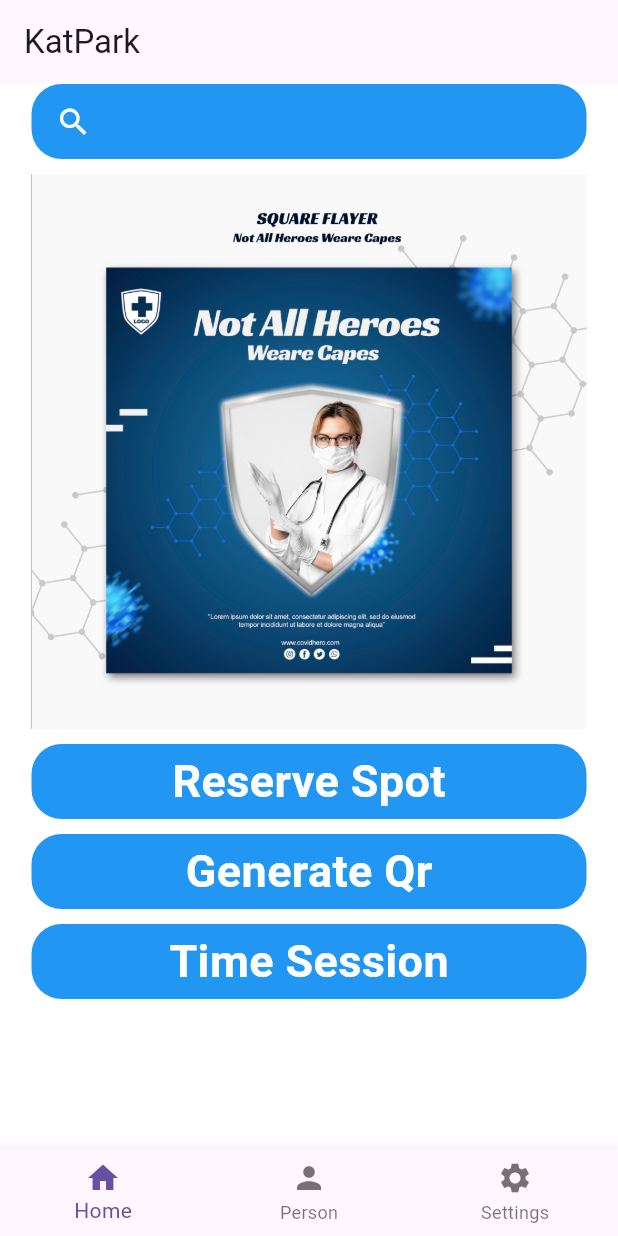
After one commit to subod4/Kusom_Hackathon, a Flutter app: the screen it shows after launch, on a phone screen of 412 x 824 dp. The commit adds this screen. Run offline on Flutter 3.47's test engine with Material 3 defaults, Android fonts, the phone set to English and light mode, and no system bars.

Commit message:
sucessfully navigated via bottom navigation bar

```diff
--- a/lib/main.dart
+++ b/lib/main.dart
@@ -1,23 +1,44 @@
 import 'package:flutter/cupertino.dart';
 import 'package:flutter/material.dart';
 import 'package:flutter/widgets.dart';
+import 'package:yantra/pages/home.dart';
+import 'package:yantra/pages/profile.dart';
 import 'package:yantra/pages/qrGenerator.dart';
 import 'package:yantra/pages/reserve.dart';
+import 'package:yantra/pages/setting.dart';
 import 'package:yantra/pages/timing.dart';
 
 void main()
 {
   runApp(MaterialApp(home:MyApp()));
 }
-class MyApp extends StatelessWidget {
+class MyApp extends StatefulWidget {
   const MyApp({super.key});
 
   @override
+  State<MyApp> createState() => _MyAppState();
+}
+
+class _MyAppState extends State<MyApp> {
+  final List<Widget> pages=[
+    const Home(),
+    const Profile(),
+    const Setting(),
+  ];
+  int currentPage=0;
+  @override
   Widget build(BuildContext context) {
     return  Scaffold(
-        backgroundColor: Colors.white,
+
         appBar: AppBar(title: Text("KatPark")),
+        body: pages[currentPage],
         bottomNavigationBar: BottomNavigationBar(
+          currentIndex: currentPage,
+            onTap: (value){
+            setState(() {
+              currentPage=value;
+            });
+            },
             items:[
               BottomNavigationBarItem(icon: Icon(Icons.home),
                   label: 'Home'),
@@ -28,110 +49,8 @@ class MyApp extends StatelessWidget {
               ),
             ]
         ),
-        body:
-        Column(
-          children:[
-            Center(
-              child:
-              Container(
-              height: 50,
-              width: 370,
-              decoration: BoxDecoration(
-                color: Colors.blue,
-                borderRadius: BorderRadius.circular(20)
-              ),
-              child: Row(mainAxisAlignment: MainAxisAlignment.start,
-                  children:[
-                    Padding(padding: const EdgeInsets.only(left:16.0),
-                    child:Icon(Icons.search, color: Colors.white))]),
-                        ),
-            ),
-            const SizedBox(height: 10),
-            Container(
-              height: 370,
-              width:370,
-              color: Colors.green,
-              child: ListView(
-                scrollDirection: Axis.horizontal,
-                children: [
-                Container(
-                height: 400,
-                width:370,
-                child: const Image(image:AssetImage('assets/image2.jpg'),fit: BoxFit.cover,)
-                ),
-              Container(
-                height: 400,
-                width:370,
-                child: const Image(image:AssetImage('assets/image3.jpg'),fit: BoxFit.cover,)),
-              Container(
-              height: 400,
-              width:370,
-                  child: const Image(image:AssetImage('assets/image1.jpg'),fit: BoxFit.cover,))
-                ],
-              ),
-            ),
-            const SizedBox(height: 10),
-            Container(
-              height: 300,
-              width:400,
-              color: Colors.white,
-              child:Column(
-                children: [
-
-                  Container(
-                    height: 50,
-                    width:370,
-                    decoration: BoxDecoration(
-                        color: Colors.blue,
-                        borderRadius: BorderRadius.circular(20)
-                    ),
-                    child: GestureDetector(
-                      onTap: (){
-                        Navigator.push(context, MaterialPageRoute(builder:(context) => Reserve()));
-                      },
-                        child: Center(child: Text("Reserve Spot",style: TextStyle(color: Colors.white,fontSize: 30,fontWeight: FontWeight.bold),),)),
-
-                  ),
-                  const SizedBox(height: 10),
-                  Container(
-                    height: 50,
-                    width:370,
-                    decoration: BoxDecoration(
-                        color: Colors.blue,
-                        borderRadius: BorderRadius.circular(20)
-
-                    ),
-                      child: GestureDetector(
-                          onTap: (){
-                                      Navigator.push(context, MaterialPageRoute(builder:(context) => Generate()));
-                        },
-                          child: Center(child: Text("Generate Qr",style: TextStyle(color: Colors.white,fontSize: 30,fontWeight: FontWeight.bold),)))
-
-                  ),
-                  const SizedBox(height: 10),
-                  Container(
-                    height: 50,
-                    width:370,
-                    decoration: BoxDecoration(
-                        color: Colors.blue,
-                        borderRadius: BorderRadius.circular(20)
-                    ),
-                      child: GestureDetector(
-                          onTap: (){
-                                  Navigator.push(context, MaterialPageRoute(builder:(context) =>Timing()));
-                            },
-                          child: Center(child: Text("Time Session",style: TextStyle(color: Colors.white,fontSize: 30,fontWeight: FontWeight.bold),)))
-                  ),
-                ],
-              )
 
 
-
-
-            )
-
-
-    ])
     );
 
 
--- /dev/null
+++ b/lib/pages/home.dart
@@ -0,0 +1,140 @@
+import 'package:flutter/cupertino.dart';
+import 'package:flutter/material.dart';
+import 'package:yantra/pages/qrGenerator.dart';
+import 'package:yantra/pages/reserve.dart';
+import 'package:yantra/pages/timing.dart';
+
+class Home extends StatelessWidget {
+  const Home({super.key});
+
+  @override
+  Widget build(BuildContext context) {
+    return Scaffold(
+        backgroundColor: Colors.white,
+
+
+        body:
+        Column(
+            children: <Widget>[
+              Center(
+                child:
+                Container(
+                  height: 50,
+                  width: 370,
+                  decoration: BoxDecoration(
+                      color: Colors.blue,
+                      borderRadius: BorderRadius.circular(20)
+                  ),
+                  child: Row(mainAxisAlignment: MainAxisAlignment.start,
+                      children: [
+                        Padding(padding: const EdgeInsets.only(left: 16.0),
+                            child: Icon(Icons.search, color: Colors.white))
+                      ]),
+                ),
+              ),
+              const SizedBox(height: 10),
+              Container(
+                height: 370,
+                width: 370,
+                color: Colors.green,
+                child: ListView(
+                  scrollDirection: Axis.horizontal,
+                  children: [
+                    Container(
+                        height: 400,
+                        width: 370,
+                        child: const Image(
+                          image: AssetImage('assets/image2.jpg'),
+                          fit: BoxFit.cover,)
+                    ),
+                    Container(
+                        height: 400,
+                        width: 370,
+                        child: const Image(
+                          image: AssetImage('assets/image3.jpg'),
+                          fit: BoxFit.cover,)),
+                    Container(
+                        height: 400,
+                        width: 370,
+                        child: const Image(
+                          image: AssetImage('assets/image1.jpg'),
+                          fit: BoxFit.cover,))
+                  ],
+                ),
+              ),
+              const SizedBox(height: 10),
+              Container(
+                  height: 300,
+                  width: 400,
+                  color: Colors.white,
+                  child: Column(
+                    children: [
+
+                      Container(
+                        height: 50,
+                        width: 370,
+                        decoration: BoxDecoration(
+                            color: Colors.blue,
+                            borderRadius: BorderRadius.circular(20)
+                        ),
+                        child: GestureDetector(
+                            onTap: () {
+                              Navigator.push(context, MaterialPageRoute(
+                                  builder: (context) => Reserve()));
+                            },
+                            child: Center(child: Text("Reserve Spot",
+                              style: TextStyle(color: Colors.white,
+                                  fontSize: 30,
+                                  fontWeight: FontWeight.bold),),)),
+
+                      ),
+                      const SizedBox(height: 10),
+                      Container(
+                          height: 50,
+                          width: 370,
+                          decoration: BoxDecoration(
+                              color: Colors.blue,
+                              borderRadius: BorderRadius.circular(20)
+
+                          ),
+                          child: GestureDetector(
+                              onTap: () {
+                                Navigator.push(context, MaterialPageRoute(
+                                    builder: (context) => Generate()));
+                              },
+                              child: Center(child: Text("Generate Qr",
+                                style: TextStyle(color: Colors.white,
+                                    fontSize: 30,
+                                    fontWeight: FontWeight.bold),)))
+
+                      ),
+                      const SizedBox(height: 10),
+                      Container(
+                          height: 50,
+                          width: 370,
+                          decoration: BoxDecoration(
+                              color: Colors.blue,
+                              borderRadius: BorderRadius.circular(20)
+                          ),
+                          child: GestureDetector(
+                              onTap: () {
+                                Navigator.push(context, MaterialPageRoute(
+                                    builder: (context) => Timing()));
+                              },
+                              child: Center(child: Text("Time Session",
+                                style: TextStyle(color: Colors.white,
+                                    fontSize: 30,
+                                    fontWeight: FontWeight.bold),)))
+                      ),
+                    ],
+                  )
+
+
+              )
+
+
+            ])
+    );
+  }
+
+  }
--- /dev/null
+++ b/lib/pages/profile.dart
@@ -0,0 +1,19 @@
+import 'package:flutter/cupertino.dart';
+import 'package:flutter/material.dart';
+
+class Profile extends StatelessWidget {
+  const Profile({super.key});
+
+  @override
+  Widget build(BuildContext context) {
+    return MaterialApp(
+        home:Scaffold(
+          backgroundColor: Colors.white,
+          appBar: AppBar(title: Text("Profile"),),
+        )
+    );
+
+
+
+  }
+}
--- /dev/null
+++ b/lib/pages/setting.dart
@@ -0,0 +1,19 @@
+import 'package:flutter/cupertino.dart';
+import 'package:flutter/material.dart';
+
+class Setting extends StatelessWidget {
+  const Setting({super.key});
+
+  @override
+  Widget build(BuildContext context) {
+    return MaterialApp(
+        home:Scaffold(
+          backgroundColor: Colors.white,
+          appBar: AppBar(title: Text("Setting"),),
+        )
+    );
+
+
+
+  }
+}
```
Lines whose indentation alone changed are shown as unchanged.
